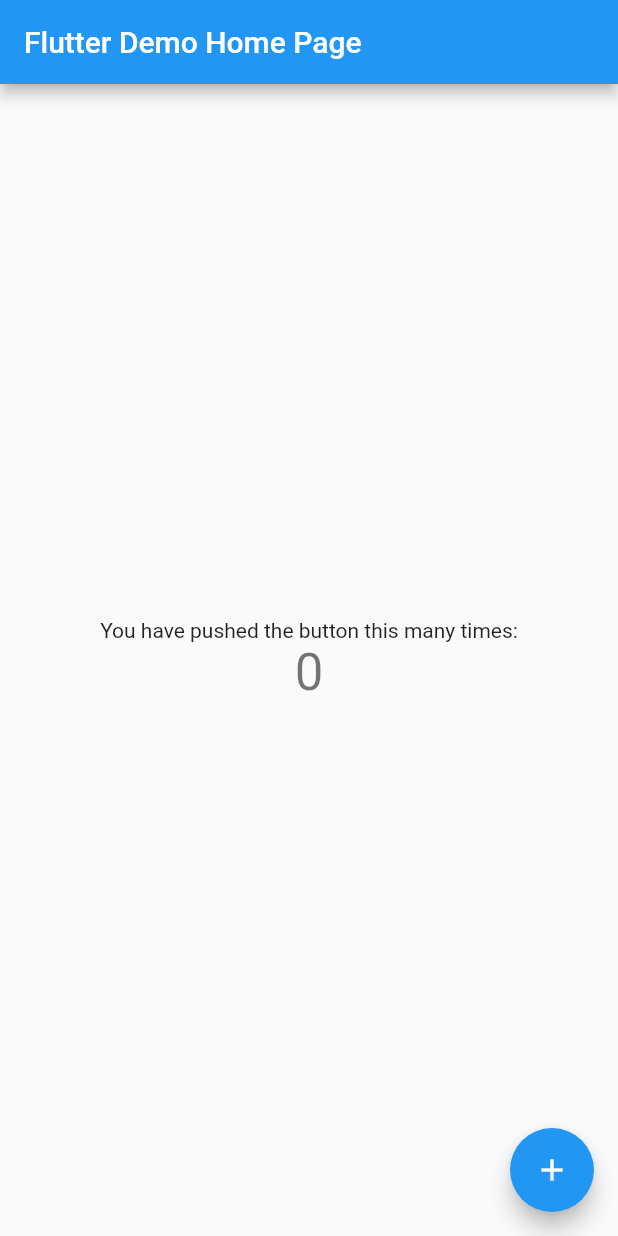
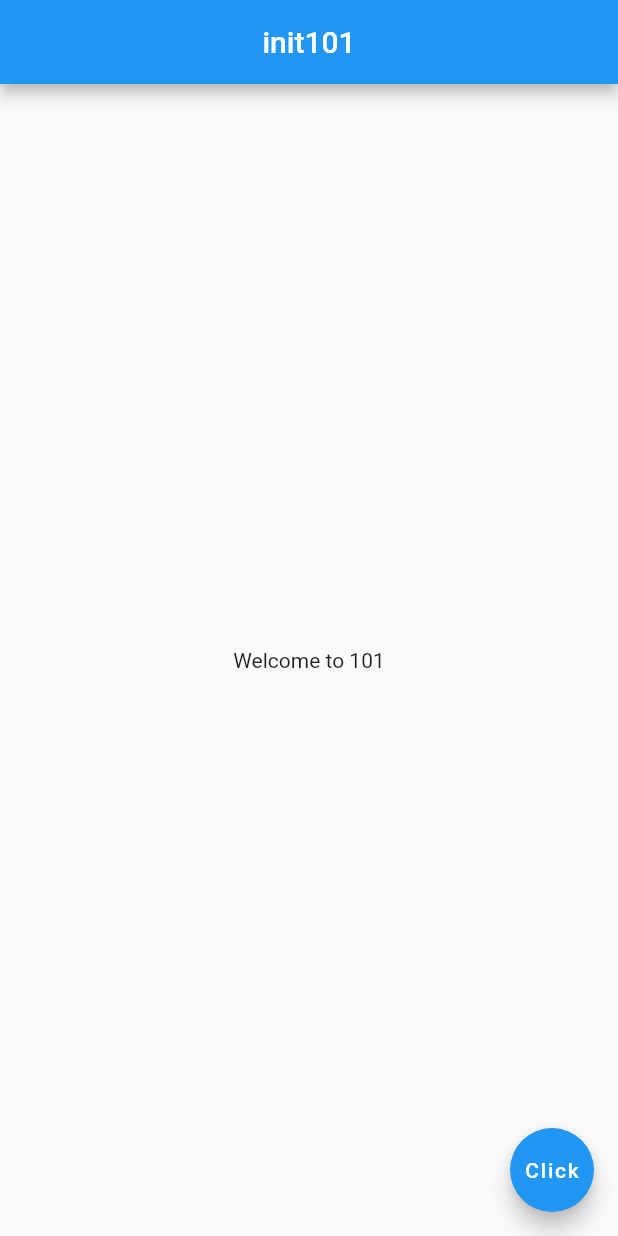
Before and after one commit to nobioma1/flutter-1ty1, a Flutter app: the screen it shows after launch, on a phone screen of 412 x 824 dp. Run offline on Flutter 3.47's test engine with Material 2 defaults, Android fonts, the phone set to English and light mode, and no system bars.

Commit message:
Simple display using Scaffold widget

```diff
--- a/init101/lib/main.dart
+++ b/init101/lib/main.dart
@@ -1,117 +1,16 @@
 import 'package:flutter/material.dart';
 
-void main() {
-  runApp(MyApp());
-}
-
-class MyApp extends StatelessWidget {
-  // This widget is the root of your application.
-  @override
-  Widget build(BuildContext context) {
-    return MaterialApp(
-      title: 'Flutter Demo',
-      theme: ThemeData(
-        // This is the theme of your application.
-        //
-        // Try running your application with "flutter run". You'll see the
-        // application has a blue toolbar. Then, without quitting the app, try
-        // changing the primarySwatch below to Colors.green and then invoke
-        // "hot reload" (press "r" in the console where you ran "flutter run",
-        // or simply save your changes to "hot reload" in a Flutter IDE).
-        // Notice that the counter didn't reset back to zero; the application
-        // is not restarted.
-        primarySwatch: Colors.blue,
-        // This makes the visual density adapt to the platform that you run
-        // the app on. For desktop platforms, the controls will be smaller and
-        // closer together (more dense) than on mobile platforms.
-        visualDensity: VisualDensity.adaptivePlatformDensity,
-      ),
-      home: MyHomePage(title: 'Flutter Demo Home Page'),
-    );
-  }
-}
-
-class MyHomePage extends StatefulWidget {
-  MyHomePage({Key key, this.title}) : super(key: key);
-
-  // This widget is the home page of your application. It is stateful, meaning
-  // that it has a State object (defined below) that contains fields that affect
-  // how it looks.
-
-  // This class is the configuration for the state. It holds the values (in this
-  // case the title) provided by the parent (in this case the App widget) and
-  // used by the build method of the State. Fields in a Widget subclass are
-  // always marked "final".
-
-  final String title;
-
-  @override
-  _MyHomePageState createState() => _MyHomePageState();
-}
-
-class _MyHomePageState extends State<MyHomePage> {
-  int _counter = 0;
-
-  void _incrementCounter() {
-    setState(() {
-      // This call to setState tells the Flutter framework that something has
-      // changed in this State, which causes it to rerun the build method below
-      // so that the display can reflect the updated values. If we changed
-      // _counter without calling setState(), then the build method would not be
-      // called again, and so nothing would appear to happen.
-      _counter++;
-    });
-  }
-
-  @override
-  Widget build(BuildContext context) {
-    // This method is rerun every time setState is called, for instance as done
-    // by the _incrementCounter method above.
-    //
-    // The Flutter framework has been optimized to make rerunning build methods
-    // fast, so that you can just rebuild anything that needs updating rather
-    // than having to individually change instances of widgets.
-    return Scaffold(
-      appBar: AppBar(
-        // Here we take the value from the MyHomePage object that was created by
-        // the App.build method, and use it to set our appbar title.
-        title: Text(widget.title),
-      ),
-      body: Center(
-        // Center is a layout widget. It takes a single child and positions it
-        // in the middle of the parent.
-        child: Column(
-          // Column is also a layout widget. It takes a list of children and
-          // arranges them vertically. By default, it sizes itself to fit its
-          // children horizontally, and tries to be as tall as its parent.
-          //
-          // Invoke "debug painting" (press "p" in the console, choose the
-          // "Toggle Debug Paint" action from the Flutter Inspector in Android
-          // Studio, or the "Toggle Debug Paint" command in Visual Studio Code)
-          // to see the wireframe for each widget.
-          //
-          // Column has various properties to control how it sizes itself and
-          // how it positions its children. Here we use mainAxisAlignment to
-          // center the children vertically; the main axis here is the vertical
-          // axis because Columns are vertical (the cross axis would be
-          // horizontal).
-          mainAxisAlignment: MainAxisAlignment.center,
-          children: <Widget>[
-            Text(
-              'You have pushed the button this many times:',
-            ),
-            Text(
-              '$_counter',
-              style: Theme.of(context).textTheme.headline4,
-            ),
-          ],
+void main() => runApp(MaterialApp(
+      home: Scaffold(
+        appBar: AppBar(
+          title: Text('init101'),
+          centerTitle: true,
+        ),
+        body: Center(
+          child: Text('Welcome to 101'),
+        ),
+        floatingActionButton: FloatingActionButton(
+          child: Text('Click'),
         ),
       ),
-      floatingActionButton: FloatingActionButton(
-        onPressed: _incrementCounter,
-        tooltip: 'Increment',
-        child: Icon(Icons.add),
-      ), // This trailing comma makes auto-formatting nicer for build methods.
-    );
-  }
-}
+    ));
```
